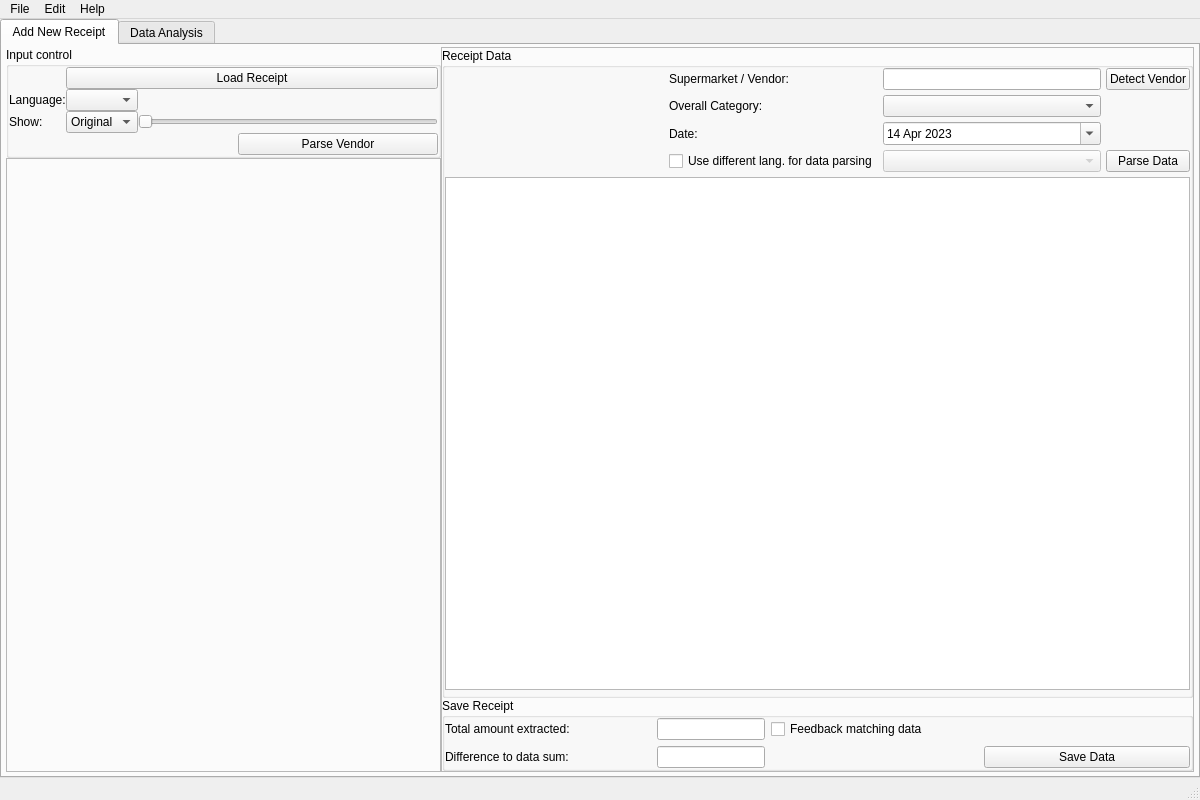
Before: the Qt Designer form pybudgetbook/ui/main_gui.ui in max3-2/pybudgetbook, drawn with Qt 5.
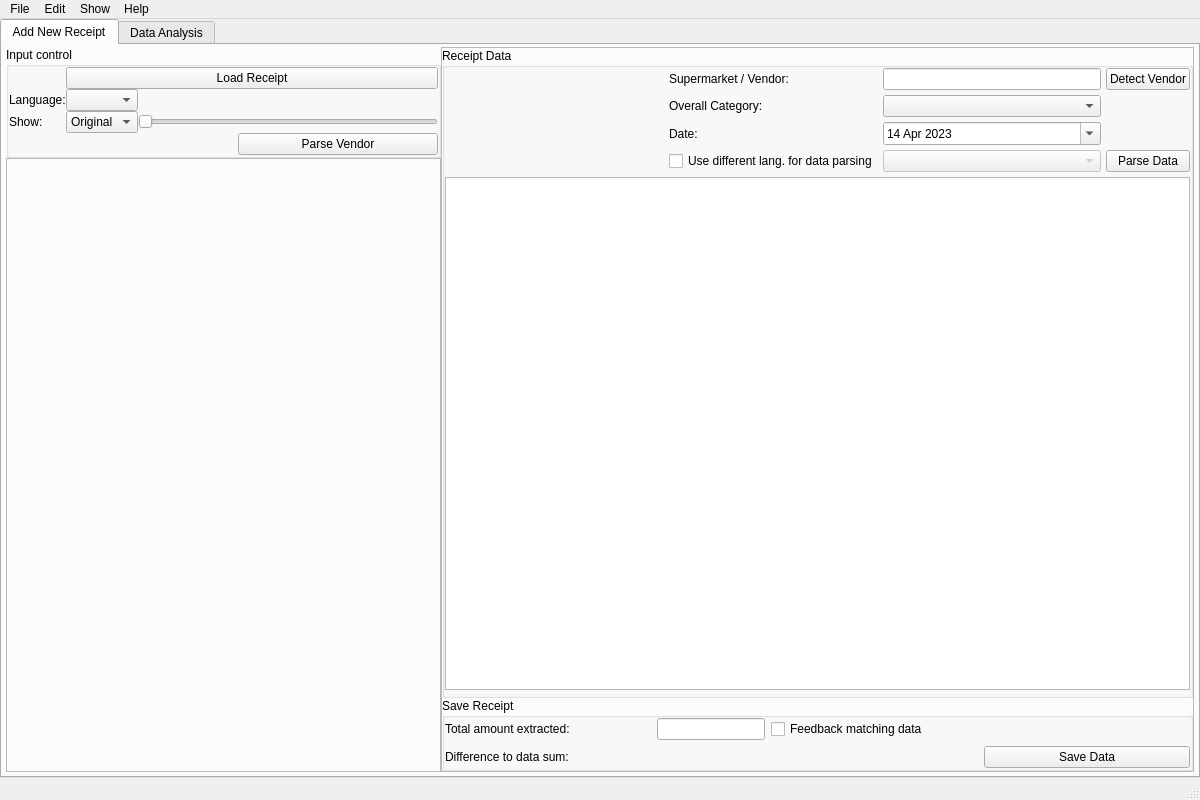
After: the same form once the commit is applied. Icons and pictures are not drawn. Custom widgets are drawn as their Qt base class.

Patch:
```diff
--- a/pybudgetbook/ui/main_gui.ui
+++ b/pybudgetbook/ui/main_gui.ui
@@ -515,22 +515,6 @@
                       </property>
                      </widget>
                     </item>
-                    <item row="1" column="1">
-                     <widget class="QLineEdit" name="lineEdit_totalAmountData">
-                      <property name="sizePolicy">
-                       <sizepolicy hsizetype="Fixed" vsizetype="Fixed">
-                        <horstretch>100</horstretch>
-                        <verstretch>0</verstretch>
-                       </sizepolicy>
-                      </property>
-                      <property name="minimumSize">
-                       <size>
-                        <width>100</width>
-                        <height>0</height>
-                       </size>
-                      </property>
-                     </widget>
-                    </item>
                     <item row="1" column="3">
                      <widget class="QPushButton" name="pushButton_saveData">
                       <property name="text">
@@ -538,6 +522,13 @@
                       </property>
                      </widget>
                     </item>
+                    <item row="1" column="1">
+                     <widget class="QLabel" name="label_totalAmountDataValue">
+                      <property name="text">
+                       <string/>
+                      </property>
+                     </widget>
+                    </item>
                    </layout>
                   </item>
                  </layout>
@@ -697,8 +688,16 @@
     <addaction name="actionShow_Logger"/>
     <addaction name="actionAbout"/>
    </widget>
+   <widget class="QMenu" name="menuShow">
+    <property name="title">
+     <string>Show</string>
+    </property>
+    <addaction name="actionRaw_Text"/>
+    <addaction name="actionShow_Logger"/>
+   </widget>
    <addaction name="menuFile"/>
    <addaction name="menuEdit"/>
+   <addaction name="menuShow"/>
    <addaction name="menuHelp"/>
   </widget>
   <widget class="ColoredStatusBar" name="statusbar"/>
```
Left out of the diff: 12 changed lines with no effect on the pictures.
